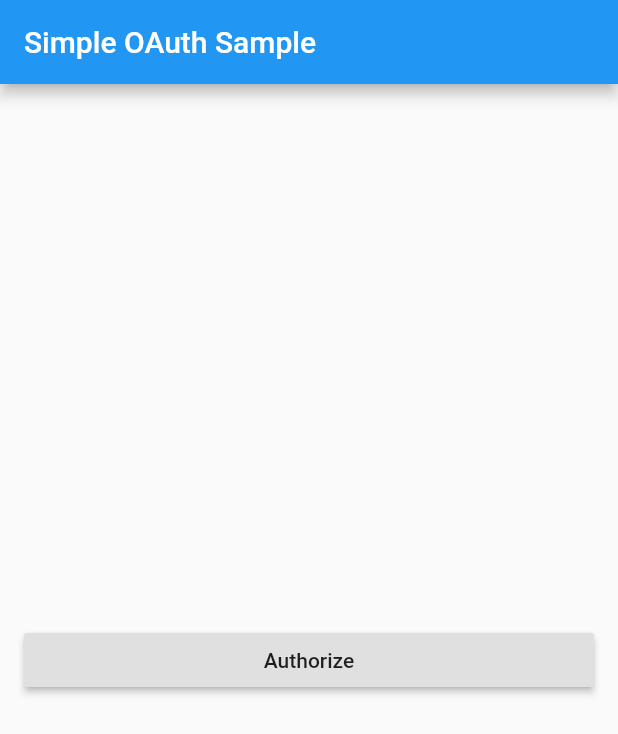
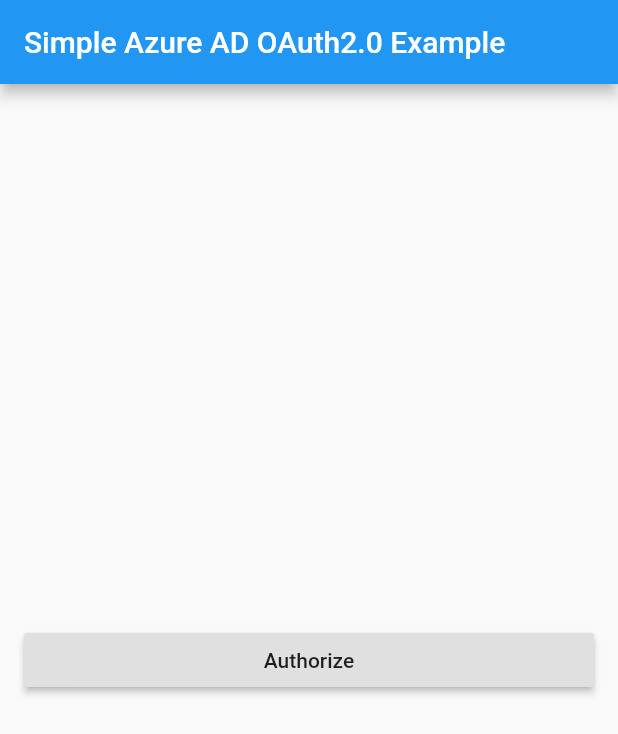
Before and after one commit to espresso3389/oauth2_custom_uri_scheme, a Flutter app: the screen it shows after launch, on a phone screen of 412 x 824 dp. Shown: the top 734 px of the screen. Run offline on Flutter 3.47's test engine with Material 2 defaults, Android fonts, the phone set to English and light mode, and no system bars; our stand-ins replace flutter_secure_storage, rxdart; missing offline and left inert: flutter_custom_tabs.

Commit message:
Make the sample more realistic; using Azure AD.

```diff
--- a/example/lib/main.dart
+++ b/example/lib/main.dart
@@ -26,14 +26,15 @@ class MyHomePage extends StatefulWidget {
 
 final oauth2Config = OAuth2Config(
   uniqueId: 'example.com#1', // NOTE: ID to identify the credential save
-  authorizationEndpoint: Uri.parse('https://example.com/authorize'),
-  tokenEndpoint: Uri.parse('https://example.com/token'),
+  authorizationEndpoint: Uri.parse('https://login.microsoftonline.com/common/oauth2/v2.0/authorize'),
+tokenEndpoint: Uri.parse('https://login.microsoftonline.com/common/oauth2/v2.0/token'),
   // revocationEndpoint is optional
   revocationEndpoint: Uri.parse('https://example.com/revoke'),
   // NOTE: For Android, we also have corresponding intent-filter entry on example/android/app/src/main/AndroidManifest.xml
   redirectUri: Uri.parse('com.example.redirect43763246328://callback'),
   clientId: 'xxxxxxxxxxxxxxxxxxxxxxxxxxxxxxxxxxxx',
   clientSecret: 'yyyyyyyyyyyyyyyyyyyyyyyyyyyyyyyy',
+  scope: 'user.read',
   useBasicAuth: false);
 
 class _MyHomePageState extends State<MyHomePage> {
@@ -41,7 +42,7 @@ class _MyHomePageState extends State<MyHomePage> {
   Widget build(BuildContext context) {
     return Scaffold(
       appBar: AppBar(
-        title: Text('Simple OAuth Sample'),
+        title: Text('Simple Azure AD OAuth2.0 Example'),
       ),
       body: Center(
         child: OAuth2TokenHolder(
```
